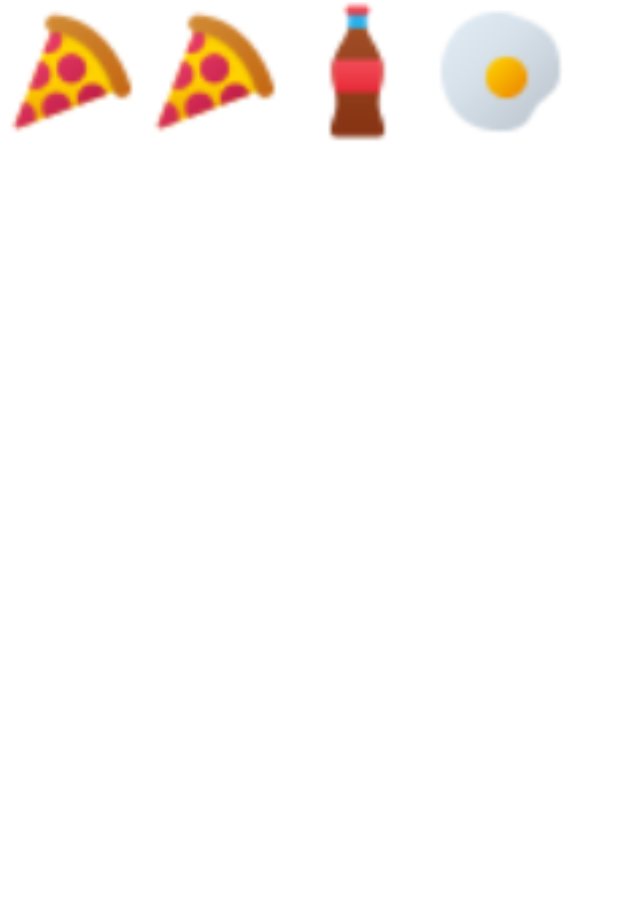
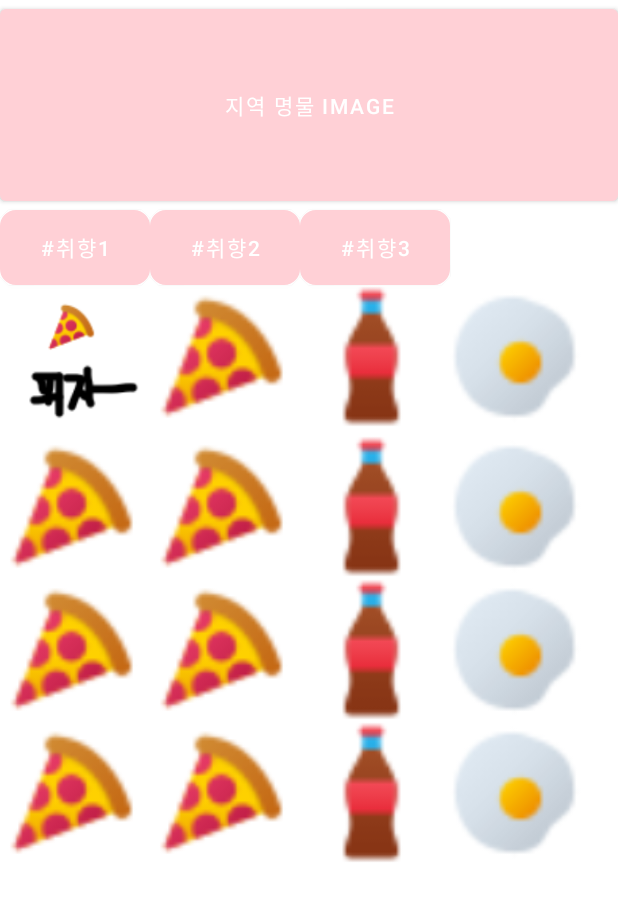
Before and after one commit to SSAFY-2nd/whatDo_whenPlay, an Android app: the layout foodcategory.xml on its own in the app's theme, with its tools: preview values and no code run, on a phone screen of 412 x 824 dp. Shown: the top 901 px of the screen. Run offline under Robolectric (Android 15) with nearby library versions, the phone set to English and light mode, and no system bars.

Commit message:
S03P31A304-34 Gunho: 그리드레이아웃 카테고리페이지

```diff
--- /dev/null
+++ b/Frontend/LoginRegisterExample/app/src/main/res/drawable-v24/likely_design.xml
@@ -0,0 +1,17 @@
+<?xml version="1.0" encoding="utf-8"?>
+<shape xmlns:android="http://schemas.android.com/apk/res/android"
+    android:shape="rectangle">
+
+    <solid android:color="#ffD0D6"/>
+
+    <stroke
+        android:width="1dp"
+        android:color="@color/black" />
+
+    <size
+        android:width="100dp"
+        android:height="50dp" />
+
+    <corners android:radius="10dp" />
+
+</shape>
--- a/Frontend/LoginRegisterExample/app/src/main/res/layout/foodcategory.xml
+++ b/Frontend/LoginRegisterExample/app/src/main/res/layout/foodcategory.xml
@@ -6,12 +6,48 @@
     android:orientation="horizontal"
     android:columnCount="4">
 
+
+    <Button
+        android:id="@+id/지역명물"
+        android:layout_width="match_parent"
+        android:layout_height="140dp"
+        android:text="지역 명물 image"
+        android:layout_rowSpan="2"
+        android:layout_columnSpan="4" />
+
+    <Button
+        android:id="@+id/like1_button"
+        android:layout_width="100dp"
+        android:layout_height="50dp"
+        android:text="#취향1"
+        android:layout_rowSpan="1"
+        android:layout_columnSpan="1"
+        android:background="@drawable/likely_design"/>
+
+    <Button
+        android:id="@+id/like2_button"
+        android:layout_width="100dp"
+        android:layout_height="50dp"
+        android:text="#취향2"
+        android:layout_rowSpan="1"
+        android:layout_columnSpan="1"
+        android:background="@drawable/likely_design"/>
+
+    <Button
+        android:id="@+id/like3_button"
+        android:layout_width="100dp"
+        android:layout_height="50dp"
+        android:text="#취향3"
+        android:layout_rowSpan="1"
+        android:layout_columnSpan="2"
+        android:background="@drawable/likely_design"/>
+
     <ImageButton
         android:id="@+id/pizza"
-        android:layout_width="95dp"
-        android:layout_height="95dp"
+        android:layout_width="100dp"
+        android:layout_height="100dp"
         android:scaleType="fitXY"
-        android:src="@drawable/pizza_icon"
+        android:src="@drawable/pizza_icon_text"
         android:background="@android:color/transparent"/>
 
     <ImageButton
@@ -38,4 +74,101 @@
         android:src="@drawable/e"
         android:background="@android:color/transparent"/>
 
+    <ImageButton
+        android:id="@+id/pizza3"
+        android:layout_width="95dp"
+        android:layout_height="95dp"
+        android:scaleType="fitXY"
+        android:src="@drawable/pizza_icon"
+        android:background="@android:color/transparent"/>
+
+    <ImageButton
+        android:id="@+id/pizza4"
+        android:layout_width="95dp"
+        android:layout_height="95dp"
+        android:scaleType="fitXY"
+        android:src="@drawable/pizza_icon"
+        android:background="@android:color/transparent"/>
+
+    <ImageButton
+        android:id="@+id/cola2"
+        android:layout_width="95dp"
+        android:layout_height="95dp"
+        android:scaleType="fitXY"
+        android:src="@drawable/c"
+        android:background="@android:color/transparent"/>
+
+    <ImageButton
+        android:id="@+id/egg2"
+        android:layout_width="95dp"
+        android:layout_height="95dp"
+        android:scaleType="fitXY"
+        android:src="@drawable/e"
+        android:background="@android:color/transparent"/>
+
+    <ImageButton
+        android:id="@+id/pizza5"
+        android:layout_width="95dp"
+        android:layout_height="95dp"
+        android:scaleType="fitXY"
+        android:src="@drawable/pizza_icon"
+        android:background="@android:color/transparent"/>
+
+    <ImageButton
+        android:id="@+id/pizza6"
+        android:layout_width="95dp"
+        android:layout_height="95dp"
+        android:scaleType="fitXY"
+        android:src="@drawable/pizza_icon"
+        android:background="@android:color/transparent"/>
+
+    <ImageButton
+        android:id="@+id/cola3"
+        android:layout_width="95dp"
+        android:layout_height="95dp"
+        android:scaleType="fitXY"
+        android:src="@drawable/c"
+        android:background="@android:color/transparent"/>
+
+    <ImageButton
+        android:id="@+id/egg3"
+        android:layout_width="95dp"
+        android:layout_height="95dp"
+        android:scaleType="fitXY"
+        android:src="@drawable/e"
+        android:background="@android:color/transparent"/>
+
+    <ImageButton
+        android:id="@+id/pizza7"
+        android:layout_width="95dp"
+        android:layout_height="95dp"
+        android:scaleType="fitXY"
+        android:src="@drawable/pizza_icon"
+        android:background="@android:color/transparent"/>
+
+    <ImageButton
+        android:id="@+id/pizza8"
+        android:layout_width="95dp"
+        android:layout_height="95dp"
+        android:scaleType="fitXY"
+        android:src="@drawable/pizza_icon"
+        android:background="@android:color/transparent"/>
+
+    <ImageButton
+        android:id="@+id/cola4"
+        android:layout_width="95dp"
+        android:layout_height="95dp"
+        android:scaleType="fitXY"
+        android:src="@drawable/c"
+        android:background="@android:color/transparent"/>
+
+    <ImageButton
+        android:id="@+id/egg4"
+        android:layout_width="95dp"
+        android:layout_height="95dp"
+        android:scaleType="fitXY"
+        android:src="@drawable/e"
+        android:background="@android:color/transparent"/>
+
+
 </GridLayout>
```
Also changed, not shown: Frontend/LoginRegisterExample/app/src/main/res/drawable-v24/pizza_icon_text.png (added).
